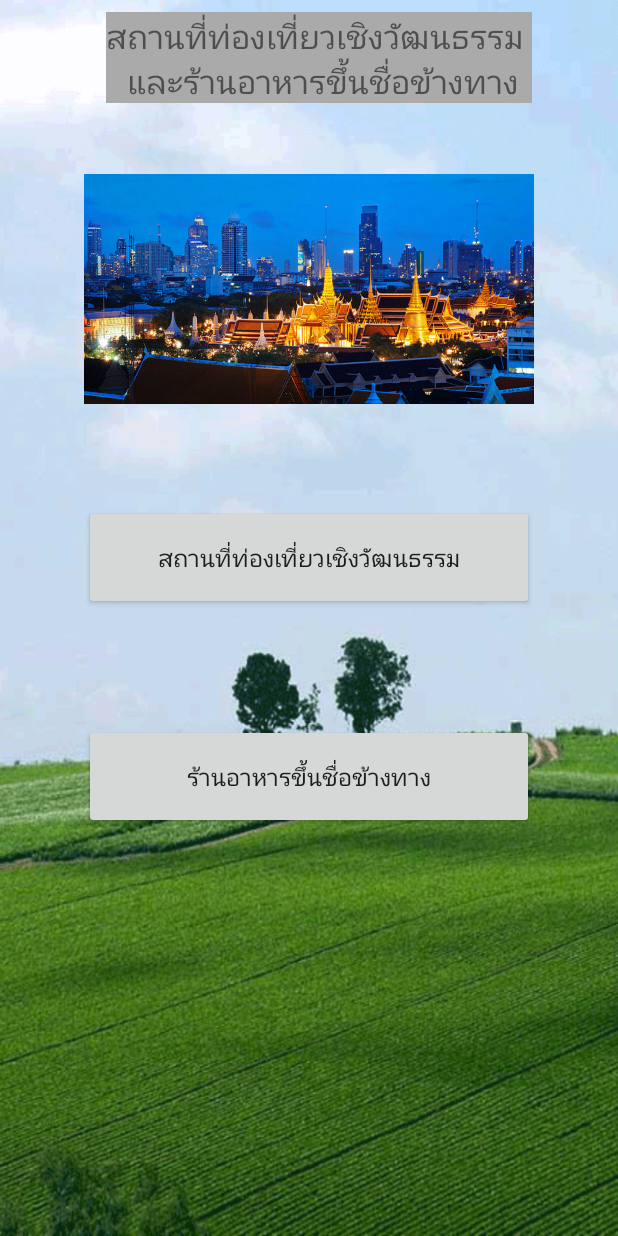
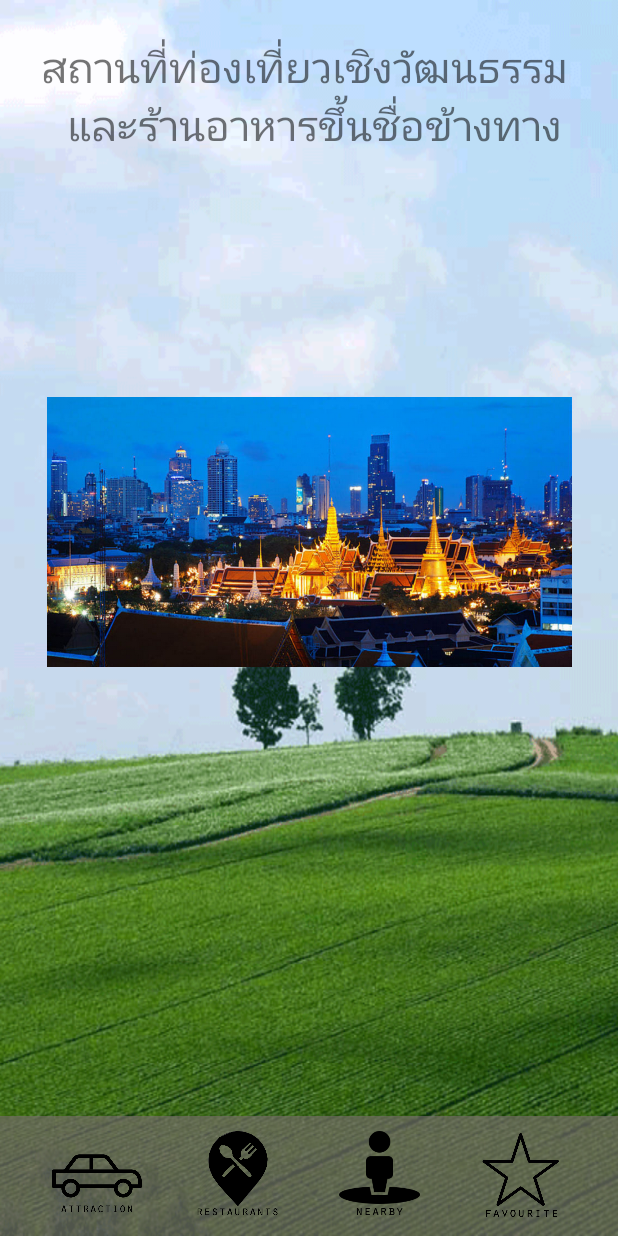
Before and after one commit to superjo5/RattanakosinIsland, an Android app: the screen it shows after launch (MainActivity), on a phone screen of 412 x 824 dp. Run offline under Robolectric (Android 15) with nearby library versions, the phone set to English and light mode, and no system bars.

```diff
--- a/app/src/main/res/layout/activity_main.xml
+++ b/app/src/main/res/layout/activity_main.xml
@@ -13,59 +13,80 @@
         android:id="@+id/textView"
         android:layout_width="wrap_content"
         android:layout_height="wrap_content"
-        android:layout_marginEnd="8dp"
-        android:layout_marginLeft="24dp"
-        android:layout_marginRight="24dp"
-        android:layout_marginStart="8dp"
-        android:layout_marginTop="8dp"
-        android:background="@android:color/darker_gray"
+        android:layout_marginTop="24dp"
+        android:elevation="0dp"
         android:text="@string/rattanakosin"
         android:textAlignment="center"
-        android:textSize="@dimen/h2"
+        android:textSize="@dimen/h1"
         app:layout_constraintLeft_toLeftOf="parent"
         app:layout_constraintRight_toRightOf="parent"
-        app:layout_constraintTop_toTopOf="parent"
-        app:layout_constraintHorizontal_bias="0.562" />
+        app:layout_constraintTop_toTopOf="parent" />
 
     <ImageView
         android:id="@+id/imageView"
-        android:layout_width="300dp"
-        android:layout_height="200dp"
-        android:layout_marginEnd="8dp"
-        android:layout_marginLeft="8dp"
-        android:layout_marginRight="8dp"
-        android:layout_marginStart="8dp"
-        android:layout_marginTop="24dp"
+        android:layout_width="350dp"
+        android:layout_height="300dp"
+        android:layout_marginBottom="8dp"
+        android:layout_marginTop="8dp"
+        app:layout_constraintBottom_toTopOf="@+id/textView3"
         app:layout_constraintLeft_toLeftOf="parent"
         app:layout_constraintRight_toRightOf="parent"
         app:layout_constraintTop_toBottomOf="@+id/textView"
+        app:layout_constraintVertical_bias="0.29000002"
         app:srcCompat="@drawable/bankkok" />
 
-    <Button
-        android:id="@+id/button"
-        android:layout_width="300dp"
-        android:layout_height="70dp"
-        android:layout_marginTop="44dp"
-        android:onClick="onClickTour"
-        android:text="@string/tour"
-        android:textSize="@dimen/h3"
+    <TextView
+        android:id="@+id/textView3"
+        android:layout_width="0dp"
+        android:layout_height="80dp"
+        android:background="#a3796e6e"
+        app:layout_constraintBottom_toBottomOf="parent"
+        app:layout_constraintHorizontal_bias="0.0"
         app:layout_constraintLeft_toLeftOf="parent"
-        app:layout_constraintRight_toRightOf="parent"
-        app:layout_constraintTop_toBottomOf="@+id/imageView" />
+        app:layout_constraintRight_toRightOf="parent" />
 
-    <Button
-        android:id="@+id/button2"
-        android:layout_width="300dp"
-        android:layout_height="70dp"
-        android:layout_marginBottom="8dp"
-        android:layout_marginTop="8dp"
-        android:onClick="onClickFood"
-        android:text="@string/food"
-        android:textSize="@dimen/h3"
+    <ImageButton
+        android:id="@+id/imageButton2"
+        android:layout_width="60dp"
+        android:layout_height="80dp"
+        android:background="@null"
+        android:scaleType="centerInside"
         app:layout_constraintBottom_toBottomOf="parent"
         app:layout_constraintLeft_toLeftOf="parent"
+        app:layout_constraintRight_toLeftOf="@+id/imageButton6"
+        app:srcCompat="@drawable/attraction" />
+
+    <ImageButton
+        android:id="@+id/imageButton6"
+        android:layout_width="60dp"
+        android:layout_height="80dp"
+        android:background="@null"
+        android:scaleType="centerInside"
+        app:layout_constraintBottom_toBottomOf="parent"
+        app:layout_constraintLeft_toRightOf="@+id/imageButton2"
+        app:layout_constraintRight_toLeftOf="@+id/imageButton5"
+        app:srcCompat="@drawable/restaurants" />
+
+    <ImageButton
+        android:id="@+id/imageButton5"
+        android:layout_width="60dp"
+        android:layout_height="80dp"
+        android:background="@null"
+        android:scaleType="centerInside"
+        app:layout_constraintBottom_toBottomOf="parent"
+        app:layout_constraintLeft_toRightOf="@+id/imageButton6"
+        app:layout_constraintRight_toLeftOf="@+id/imageButton"
+        app:srcCompat="@drawable/nearby" />
+
+    <ImageButton
+        android:id="@+id/imageButton"
+        android:layout_width="60dp"
+        android:layout_height="80dp"
+        android:background="@null"
+        android:scaleType="centerInside"
+        app:layout_constraintBottom_toBottomOf="parent"
+        app:layout_constraintLeft_toRightOf="@+id/imageButton5"
         app:layout_constraintRight_toRightOf="parent"
-        app:layout_constraintTop_toBottomOf="@+id/button"
-        app:layout_constraintVertical_bias="0.205" />
+        app:srcCompat="@drawable/favourite" />
 
 </android.support.constraint.ConstraintLayout>
--- a/app/src/main/res/values/dimens.xml
+++ b/app/src/main/res/values/dimens.xml
@@ -1,9 +1,11 @@
 <?xml version="1.0" encoding="utf-8"?>
 <resources>
-    <dimen name="h1">30sp</dimen>
+    <dimen name="h1">28sp</dimen>
     <dimen name="h2">22sp</dimen>
     <dimen name="h3">16sp</dimen>
     <dimen name="my_pic">200dp</dimen>
     <dimen name="my_margin">15dp</dimen>
+    <dimen name="icon">60dp</dimen>
+    <dimen name="iconn">80dp</dimen>
 
 </resources>
--- a/build.gradle
+++ b/build.gradle
@@ -5,7 +5,7 @@ buildscript {
         jcenter()
     }
     dependencies {
-        classpath 'com.android.tools.build:gradle:2.3.0'
+        classpath 'com.android.tools.build:gradle:2.3.2'
 
         // NOTE: Do not place your application dependencies here; they belong
         // in the individual module build.gradle files
```
Also changed, not shown: app/src/main/ic_launcher-web.png (added), app/src/main/res/drawable/attraction.png (added), app/src/main/res/drawable/favourite.png (added), app/src/main/res/drawable/nearby.png (added), app/src/main/res/drawable/restaurants.png (added), app/src/main/res/drawable/restaurantss.png (added), app/src/main/res/mipmap-hdpi/ic_launcher.png, app/src/main/res/mipmap-mdpi/ic_launcher.png, app/src/main/res/mipmap-xhdpi/ic_launcher.png, app/src/main/res/mipmap-xxhdpi/ic_launcher.png, app/src/main/res/mipmap-xxxhdpi/ic_launcher.png.
